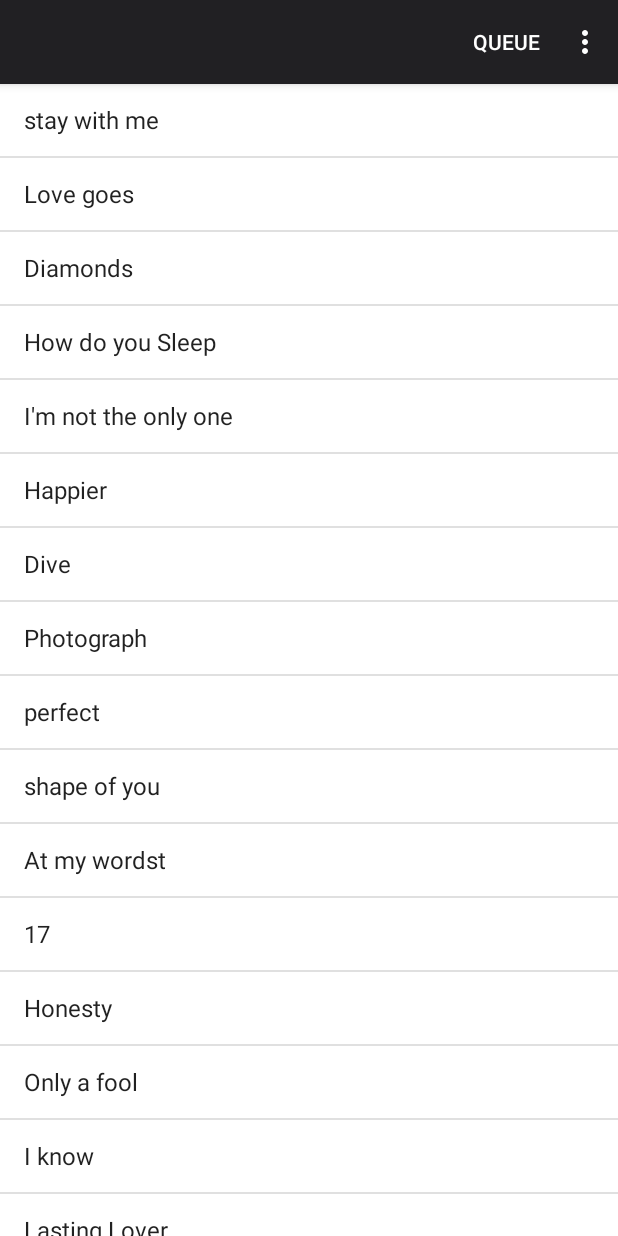
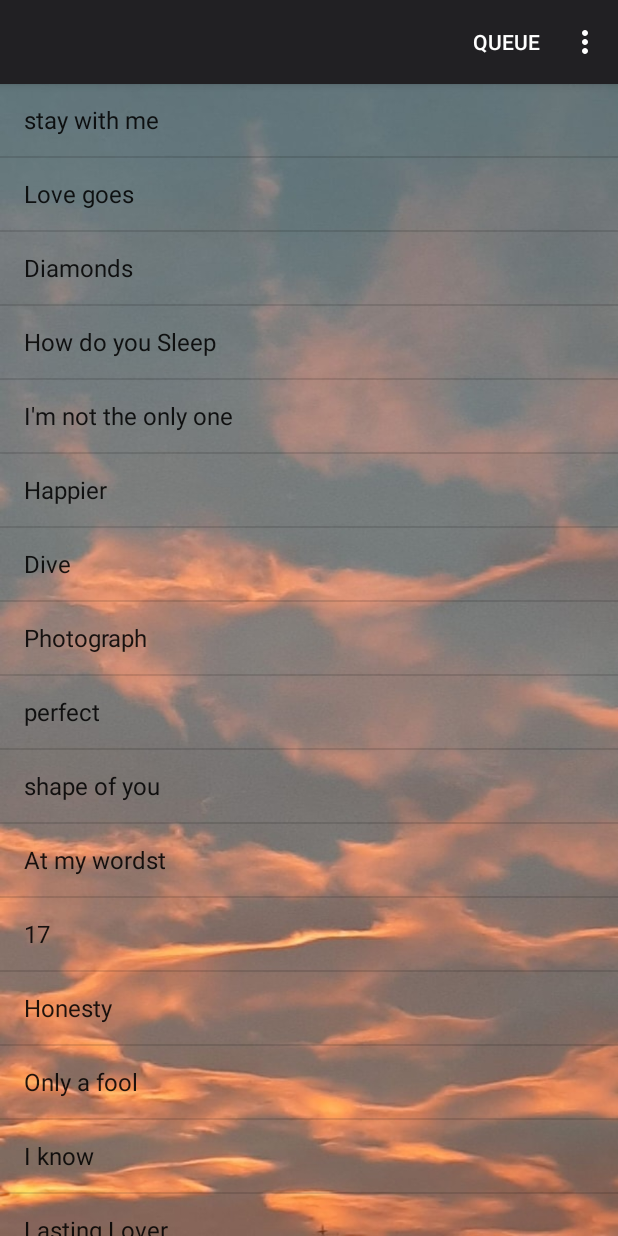
Before and after one commit to abbiie/UIelements, an Android app: the screen it shows after launch (MainActivity), on a phone screen of 412 x 824 dp. Run offline under Robolectric (Android 15) with nearby library versions, the light colour scheme and no system bars.

Commit message:
New Commit

```diff
--- a/app/src/main/java/com/example/uiactivity2nd/SongInfo.kt
+++ b/app/src/main/java/com/example/uiactivity2nd/SongInfo.kt
@@ -23,7 +23,7 @@ class SongInfo : AppCompatActivity() {
                 3 -> MusicList = MainActivity.songList.sliceArray(15..19)
             }
             findViewById<ImageView>(R.id.imageView).setImageResource(MainActivity.AlbumImg[set?.getInt("position")!!])
-            findViewById<TextView>(R.id.textView).setText(set.getString("name"))
+            findViewById<TextView>(R.id.AlbumTitle).setText(set.getString("name"))
 
             val adapter = ArrayAdapter<String>(this, android.R.layout.simple_list_item_1, MusicList)
             val Music = findViewById<ListView>(R.id.ListofSongs)
--- a/app/src/main/res/layout/activity_album.xml
+++ b/app/src/main/res/layout/activity_album.xml
@@ -4,6 +4,7 @@
     xmlns:tools="http://schemas.android.com/tools"
     android:layout_width="match_parent"
     android:layout_height="match_parent"
+    android:background="@drawable/asdf"
     tools:context=".Album">
 
     <GridView
--- a/app/src/main/res/layout/activity_main.xml
+++ b/app/src/main/res/layout/activity_main.xml
@@ -4,6 +4,7 @@
     xmlns:tools="http://schemas.android.com/tools"
     android:layout_width="match_parent"
     android:layout_height="match_parent"
+    android:background="@drawable/orange"
     tools:context=".MainActivity">
 
     <ListView
--- a/app/src/main/res/layout/activity_song_queue.xml
+++ b/app/src/main/res/layout/activity_song_queue.xml
@@ -4,7 +4,8 @@
     xmlns:tools="http://schemas.android.com/tools"
     android:layout_width="match_parent"
     android:layout_height="match_parent"
-    tools:context=".QueueActivity">
+    android:background="@drawable/orange1"
+    tools:context=".SongQueue">
 
     <ListView
         android:id="@+id/queues"
--- a/app/src/main/res/layout/activity_songs_info.xml
+++ b/app/src/main/res/layout/activity_songs_info.xml
@@ -5,6 +5,7 @@
     android:id="@+id/SongList"
     android:layout_width="match_parent"
     android:layout_height="match_parent"
+    android:background="@drawable/asd"
     tools:context=".SongInfo">
 
     <ImageView
```
Also changed, not shown: app/src/main/res/drawable/asd.jpg (added), app/src/main/res/drawable/asdf.jpg (added), app/src/main/res/drawable/oo.jpg (added), app/src/main/res/drawable/orange.jpg (added), app/src/main/res/drawable/orange1.jpg (added).
